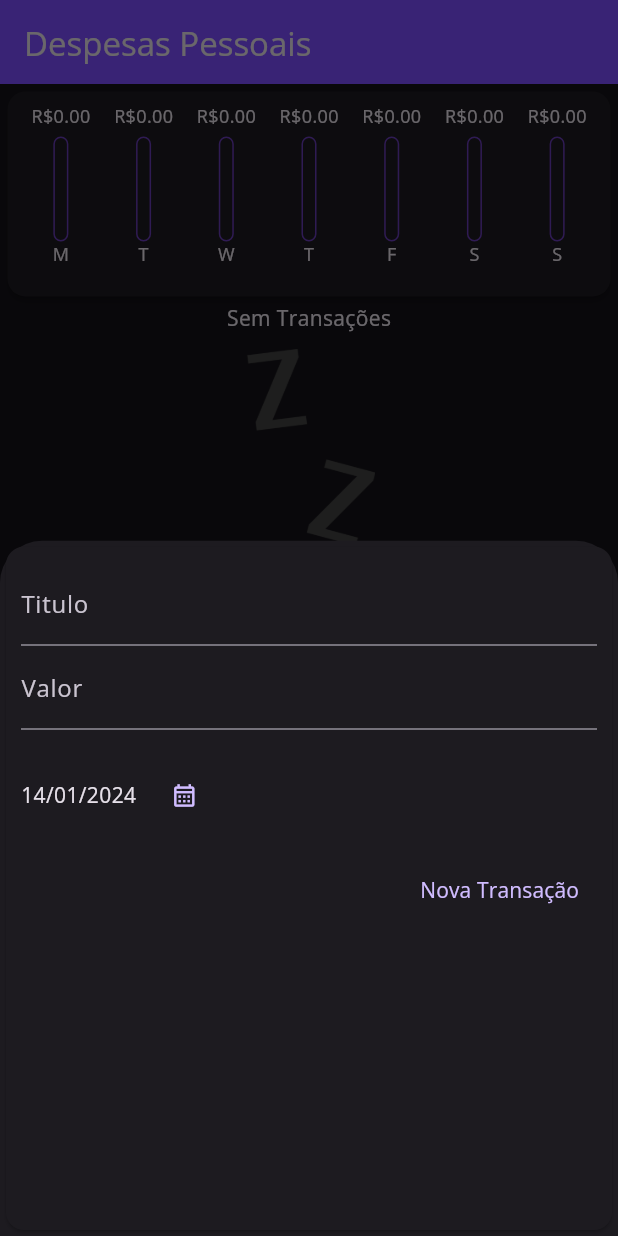
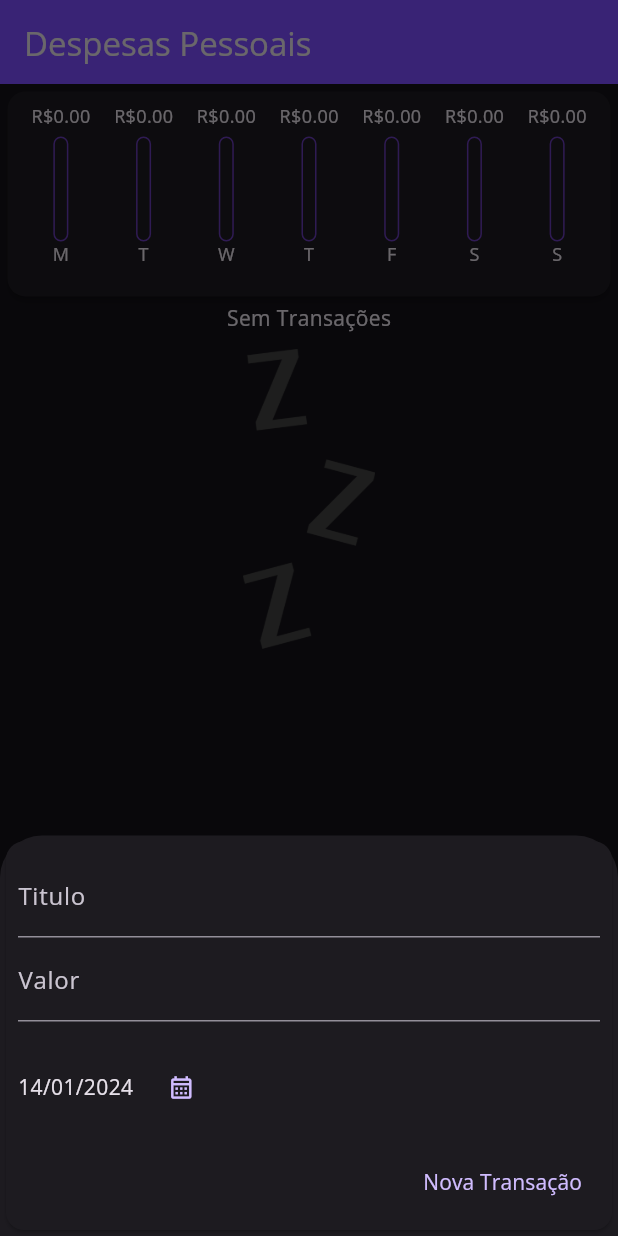
Before and after one commit to KauaHenSilva/dart_flutter_despesas_pessoais, a Flutter app: the screen it shows after launch, after a tap on the "add" icon, on a phone screen of 412 x 824 dp. Run offline on Flutter 3.47's test engine with Material 3 defaults, Android fonts, the phone set to English and light mode, and no system bars.

Commit message:
Update: TransactionModal

```diff
--- a/lib/components/transaction_form_modal.dart
+++ b/lib/components/transaction_form_modal.dart
@@ -41,9 +41,12 @@ class _TransactionFormModalState extends State<TransactionFormModal> {
 
   @override
   Widget build(BuildContext context) {
-    return Card(
+    return Padding(
+      padding: MediaQuery.of(context).viewInsets,
+      child: Card(
         child: Padding(
-        padding: const EdgeInsets.all(10),
+          padding: const EdgeInsets.all(8.0),
+          child: SingleChildScrollView(
             child: Column(
               children: [
                 TextField(
@@ -76,6 +79,8 @@ class _TransactionFormModalState extends State<TransactionFormModal> {
               ],
             ),
           ),
+        ),
+      ),
     );
   }
 }
--- a/lib/main.dart
+++ b/lib/main.dart
@@ -64,8 +64,10 @@ class _MyHomePageState extends State<MyHomePage> {
 
   _showModalTransaction(BuildContext context) {
     showModalBottomSheet(
-        context: context,
-        builder: (_) => TransactionFormModal(_addTransactions));
+      isScrollControlled: true,
+      context: context,
+      builder: (_) => TransactionFormModal(_addTransactions),
+    );
   }
 
   @override
```
Lines whose indentation alone changed are shown as unchanged.
